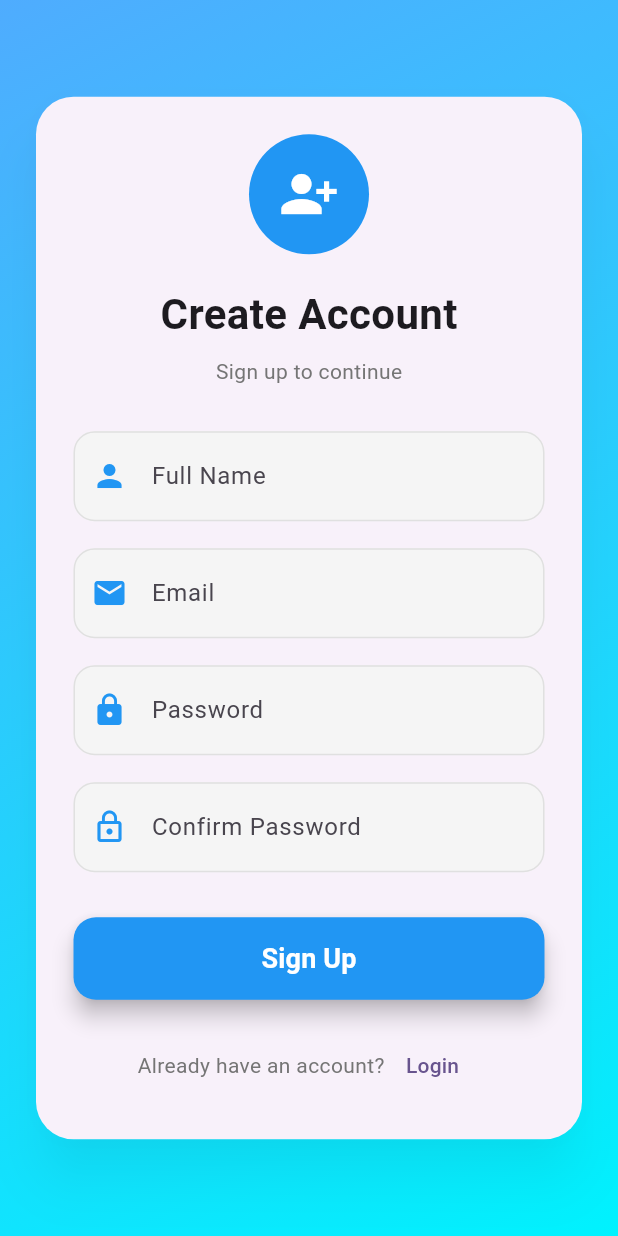
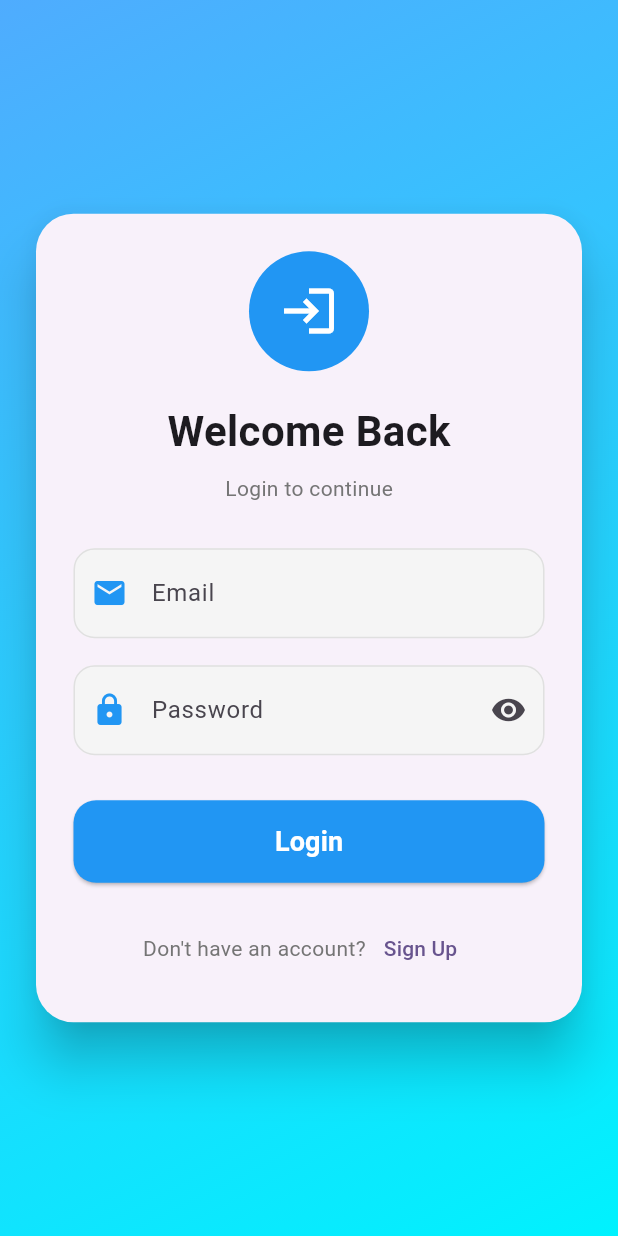
Before and after one commit to Mudasir-Rahman/full_supabase, a Flutter app: the SignUp screen opened directly, after a tap on "Login", on a phone screen of 412 x 824 dp. Run offline on Flutter 3.47's test engine with Material 3 defaults, Android fonts, the phone set to English and light mode, and no system bars; our stand-ins replace supabase_flutter; accounts and stored records are empty; network calls fail.

```diff
--- a/lib/login/auth/backend/auth_backend.dart
+++ b/lib/login/auth/backend/auth_backend.dart
@@ -26,4 +26,8 @@ class AuthBackend {
       emailRedirectTo: 'learning://signUp',
     );
   }
+
+  Future<void> signIn(String email, String password) async {
+    await supabase.auth.signInWithPassword(email: email, password: password);
+  }
 }
--- a/lib/login/auth/screen/login_screen.dart
+++ b/lib/login/auth/screen/login_screen.dart
@@ -1,175 +1,41 @@
-// import 'package:flutter/material.dart';
-// import 'package:supabase_from_zero_to_end/login/auth/backend/auth_backend.dart';
+import 'package:flutter/material.dart';
+import 'package:supabase_flutter/supabase_flutter.dart';
+import 'package:supabase_from_zero_to_end/login/auth/backend/auth_backend.dart';
+import 'package:supabase_from_zero_to_end/login/auth/screen/signup_screen.dart';
+import 'package:supabase_from_zero_to_end/login/auth/screen/splash_screen.dart';
 
-// class SignUp extends StatefulWidget {
-//   const SignUp({super.key});
-
-//   @override
-//   State<SignUp> createState() => _SignUpState();
-// }
-
-// class _SignUpState extends State<SignUp> {
-//   final _formKey = GlobalKey<FormState>();
-
-//   TextEditingController emailController = TextEditingController();
-//   TextEditingController passwordController = TextEditingController();
-//   TextEditingController confirmPasswordController = TextEditingController();
-//   TextEditingController nameController = TextEditingController();
-
-//   @override
-//   void dispose() {
-//     emailController.dispose();
-//     passwordController.dispose();
-//     confirmPasswordController.dispose();
-//     nameController.dispose();
-//     super.dispose();
-//   }
-
-//   @override
-//   Widget build(BuildContext context) {
-//     return Scaffold(
-//       backgroundColor: const Color.fromARGB(164, 255, 255, 255),
-//       appBar: AppBar(
-//         title: const Text(
-//           'Create Account',
-//           style: TextStyle(
-//             color: Color.fromARGB(150, 68, 137, 255),
-//             fontWeight: FontWeight.bold,
-//             fontSize: 17,
-//           ),
-//         ),
-//       ),
-//       body: SafeArea(
-//         child: Center(
-//           child: SingleChildScrollView(
-//             child: Form(
-//               key: _formKey,
-//               child: Card(
-//                 color: Colors.white,
-//                 child: Padding(
-//                   padding: const EdgeInsets.all(16.0),
-//                   child: Column(
-//                     mainAxisAlignment: MainAxisAlignment.center,
-//                     crossAxisAlignment: CrossAxisAlignment.center,
-//                     children: [
-//                       // Name
-//                       TextFormField(
-//                         key: const Key('nameField'),
-//                         controller: nameController,
-//                         decoration: const InputDecoration(
-//                           labelText: 'Name',
-//                           prefixIcon: Icon(Icons.person),
-//                           border: OutlineInputBorder(),
-//                         ),
-//                       ),
-
-//                       const SizedBox(height: 16),
-
-//                       // Email
-//                       TextFormField(
-//                         key: const Key('emailField'),
-//                         controller: emailController,
-//                         decoration: const InputDecoration(
-//                           labelText: 'Email',
-//                           prefixIcon: Icon(Icons.email),
-//                           border: OutlineInputBorder(),
-//                         ),
-//                       ),
-
-//                       const SizedBox(height: 16),
-
-//                       // Password
-//                       TextFormField(
-//                         key: const Key('passwordField'),
-//                         controller: passwordController,
-//                         obscureText: true,
-//                         decoration: const InputDecoration(
-//                           labelText: 'Password',
-//                           prefixIcon: Icon(Icons.lock),
-//                           border: OutlineInputBorder(),
-//                         ),
-//                       ),
-
-//                       const SizedBox(height: 16),
-
-//                       // Confirm Password
-//                       TextFormField(
-//                         key: const Key('confirmPasswordField'),
-//                         controller: confirmPasswordController,
-//                         obscureText: true,
-//                         decoration: const InputDecoration(
-//                           labelText: 'Confirm Password',
-//                           prefixIcon: Icon(Icons.lock),
-//                           border: OutlineInputBorder(),
-//                         ),
-//                       ),
-
-//                       const SizedBox(height: 20),
-
-//                       SizedBox(
-//                         width: double.infinity,
-//                         height: 50,
-//                         child: ElevatedButton(
-//                           onPressed: () {
-//                             AuthBackend().listenAuthentication(context);
-//                             AuthBackend().signUp(
-
-//                               emailController.text,
-//                               passwordController.text,
-
-//                             );
-//                           },
-//                           child: const Text(
-//                             'Sign Up',
-//                             style: TextStyle(fontSize: 16),
-//                           ),
-//                         ),
-//                       ),
-//                     ],
-//                   ),
-//                 ),
-//               ),
-//             ),
-//           ),
-//         ),
-//       ),
-//     );
-//   }
-// }
-import 'package:flutter/material.dart';
-import 'package:supabase_from_zero_to_end/login/auth/backend/auth_backend.dart';
-
-class SignUp extends StatefulWidget {
-  const SignUp({super.key});
+class LoginScreen extends StatefulWidget {
+  const LoginScreen({super.key});
 
   @override
-  State<SignUp> createState() => _SignUpState();
+  State<LoginScreen> createState() => _LoginScreenState();
 }
 
-class _SignUpState extends State<SignUp> {
+class _LoginScreenState extends State<LoginScreen> {
   final _formKey = GlobalKey<FormState>();
 
   final emailController = TextEditingController();
   final passwordController = TextEditingController();
-  final confirmPasswordController = TextEditingController();
-  final nameController = TextEditingController();
+
+  bool isLoading = false;
+  bool obscurePassword = true;
 
   @override
   void dispose() {
     emailController.dispose();
     passwordController.dispose();
-    confirmPasswordController.dispose();
-    nameController.dispose();
     super.dispose();
   }
 
   InputDecoration buildInputDecoration({
     required String label,
     required IconData icon,
+    Widget? suffixIcon,
   }) {
     return InputDecoration(
       labelText: label,
       prefixIcon: Icon(icon, color: Colors.blue),
+      suffixIcon: suffixIcon,
       filled: true,
       fillColor: Colors.grey.shade100,
       contentPadding: const EdgeInsets.symmetric(vertical: 18),
@@ -186,6 +52,42 @@ class _SignUpState extends State<SignUp> {
         borderSide: const BorderSide(color: Colors.blue, width: 2),
       ),
     );
+  }
+
+  Future<void> login() async {
+    if (!_formKey.currentState!.validate()) return;
+
+    setState(() {
+      isLoading = true;
+    });
+
+    try {
+      await AuthBackend().signIn(
+        emailController.text.trim(),
+        passwordController.text.trim(),
+      );
+
+      if (!mounted) return;
+
+      Navigator.pushReplacement(
+        context,
+        MaterialPageRoute(builder: (_) => const SplashScreen()),
+      );
+    } on AuthException catch (e) {
+      ScaffoldMessenger.of(
+        context,
+      ).showSnackBar(SnackBar(content: Text(e.message)));
+    } catch (e) {
+      ScaffoldMessenger.of(
+        context,
+      ).showSnackBar(SnackBar(content: Text(e.toString())));
+    }
+
+    if (mounted) {
+      setState(() {
+        isLoading = false;
+      });
+    }
   }
 
   @override
@@ -207,7 +109,6 @@ class _SignUpState extends State<SignUp> {
                 key: _formKey,
                 child: Card(
                   elevation: 15,
-                  shadowColor: Colors.black26,
                   shape: RoundedRectangleBorder(
                     borderRadius: BorderRadius.circular(25),
                   ),
@@ -220,7 +121,7 @@ class _SignUpState extends State<SignUp> {
                           radius: 40,
                           backgroundColor: Colors.blue,
                           child: Icon(
-                            Icons.person_add_alt_1,
+                            Icons.login,
                             color: Colors.white,
                             size: 40,
                           ),
@@ -229,7 +130,7 @@ class _SignUpState extends State<SignUp> {
                         const SizedBox(height: 20),
 
                         const Text(
-                          "Create Account",
+                          "Welcome Back",
                           style: TextStyle(
                             fontSize: 28,
                             fontWeight: FontWeight.bold,
@@ -239,50 +140,54 @@ class _SignUpState extends State<SignUp> {
                         const SizedBox(height: 8),
 
                         Text(
-                          "Sign up to continue",
+                          "Login to continue",
                           style: TextStyle(color: Colors.grey.shade600),
                         ),
 
                         const SizedBox(height: 30),
 
                         TextFormField(
-                          controller: nameController,
-                          decoration: buildInputDecoration(
-                            label: "Full Name",
-                            icon: Icons.person,
-                          ),
-                        ),
-
-                        const SizedBox(height: 18),
-
-                        TextFormField(
                           controller: emailController,
+                          keyboardType: TextInputType.emailAddress,
                           decoration: buildInputDecoration(
                             label: "Email",
                             icon: Icons.email,
                           ),
+                          validator: (value) {
+                            if (value == null || value.isEmpty) {
+                              return "Please enter your email";
+                            }
+                            return null;
+                          },
                         ),
 
                         const SizedBox(height: 18),
 
                         TextFormField(
                           controller: passwordController,
-                          obscureText: true,
+                          obscureText: obscurePassword,
                           decoration: buildInputDecoration(
                             label: "Password",
                             icon: Icons.lock,
+                            suffixIcon: IconButton(
+                              icon: Icon(
+                                obscurePassword
+                                    ? Icons.visibility
+                                    : Icons.visibility_off,
+                              ),
+                              onPressed: () {
+                                setState(() {
+                                  obscurePassword = !obscurePassword;
+                                });
+                              },
                             ),
                           ),
-
-                        const SizedBox(height: 18),
-
-                        TextFormField(
-                          controller: confirmPasswordController,
-                          obscureText: true,
-                          decoration: buildInputDecoration(
-                            label: "Confirm Password",
-                            icon: Icons.lock_outline,
-                          ),
+                          validator: (value) {
+                            if (value == null || value.isEmpty) {
+                              return "Please enter your password";
+                            }
+                            return null;
+                          },
                         ),
 
                         const SizedBox(height: 30),
@@ -291,24 +196,20 @@ class _SignUpState extends State<SignUp> {
                           width: double.infinity,
                           height: 55,
                           child: ElevatedButton(
+                            onPressed: isLoading ? null : login,
                             style: ElevatedButton.styleFrom(
-                              elevation: 6,
                               backgroundColor: Colors.blue,
                               foregroundColor: Colors.white,
                               shape: RoundedRectangleBorder(
                                 borderRadius: BorderRadius.circular(15),
                               ),
                             ),
-                            onPressed: () {
-                              AuthBackend().listenAuthentication(context);
-
-                              AuthBackend().signUp(
-                                emailController.text.trim(),
-                                passwordController.text.trim(),
-                              );
-                            },
-                            child: const Text(
-                              "Sign Up",
+                            child: isLoading
+                                ? const CircularProgressIndicator(
+                                    color: Colors.white,
+                                  )
+                                : const Text(
+                                    "Login",
                                     style: TextStyle(
                                       fontSize: 18,
                                       fontWeight: FontWeight.bold,
@@ -323,12 +224,19 @@ class _SignUpState extends State<SignUp> {
                           mainAxisAlignment: MainAxisAlignment.center,
                           children: [
                             Text(
-                              "Already have an account?",
+                              "Don't have an account?",
                               style: TextStyle(color: Colors.grey.shade600),
                             ),
                             TextButton(
-                              onPressed: () {},
-                              child: const Text("Login"),
+                              onPressed: () {
+                                Navigator.pushReplacement(
+                                  context,
+                                  MaterialPageRoute(
+                                    builder: (_) => const SignUp(),
+                                  ),
+                                );
+                              },
+                              child: const Text("Sign Up"),
                             ),
                           ],
                         ),
--- a/lib/login/auth/screen/signup_screen.dart
+++ b/lib/login/auth/screen/signup_screen.dart
@@ -138,6 +138,7 @@
 // }
 import 'package:flutter/material.dart';
 import 'package:supabase_from_zero_to_end/login/auth/backend/auth_backend.dart';
+import 'package:supabase_from_zero_to_end/login/auth/screen/login_screen.dart';
 
 class SignUp extends StatefulWidget {
   const SignUp({super.key});
@@ -327,7 +328,14 @@ class _SignUpState extends State<SignUp> {
                               style: TextStyle(color: Colors.grey.shade600),
                             ),
                             TextButton(
-                              onPressed: () {},
+                              onPressed: () {
+                                Navigator.push(
+                                  context,
+                                  MaterialPageRoute(
+                                    builder: (context) => const LoginScreen(),
+                                  ),
+                                );
+                              },
                               child: const Text("Login"),
                             ),
                           ],
--- a/lib/login/auth/screen/splash_screen.dart
+++ b/lib/login/auth/screen/splash_screen.dart
@@ -41,7 +41,7 @@ class _SplashScreenState extends State<SplashScreen> {
     } else {
       Navigator.pushReplacement(
         context,
-        MaterialPageRoute(builder: (_) => const VerifyEmailScreen()),
+        MaterialPageRoute(builder: (_) => VerifyEmailScreen()),
       );
     }
   }
```
Also changed, not shown: lib/login/auth/screen/home_screen.dart (+29 -0 lines), lib/login/auth/screen/verify_email_screen.dart (+5 -5 lines). Lines whose indentation alone changed are shown as unchanged.
